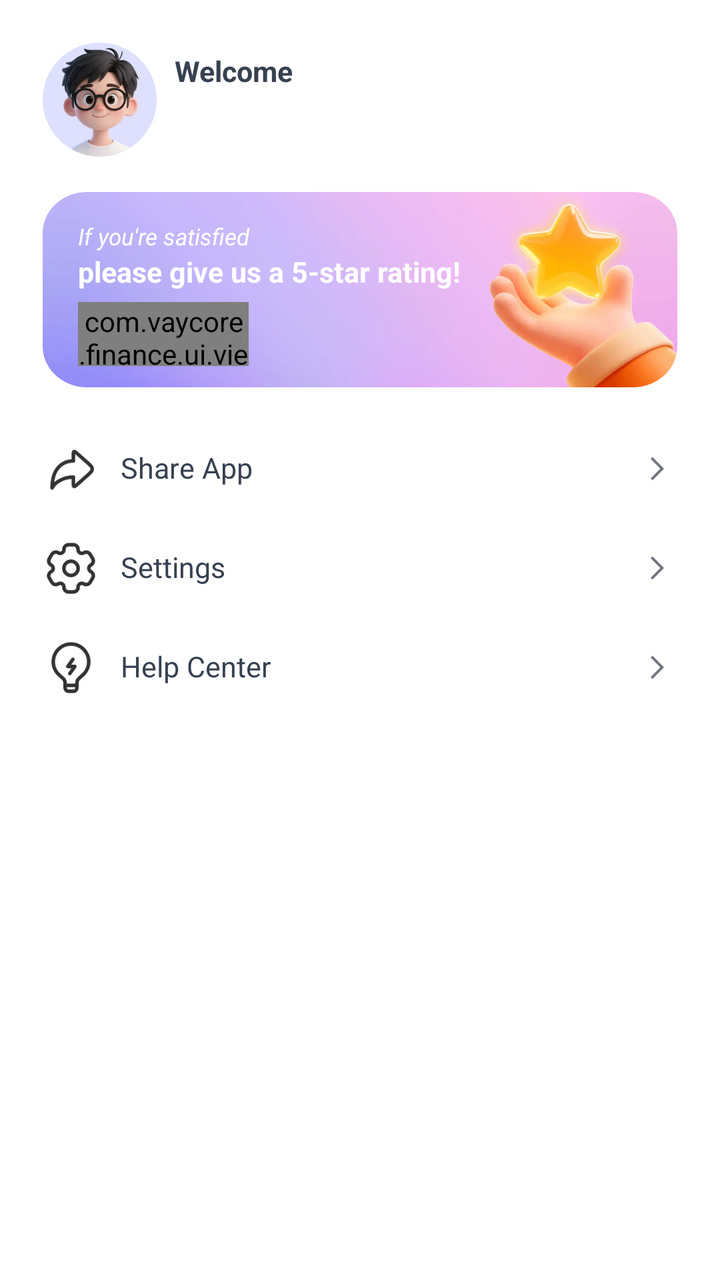
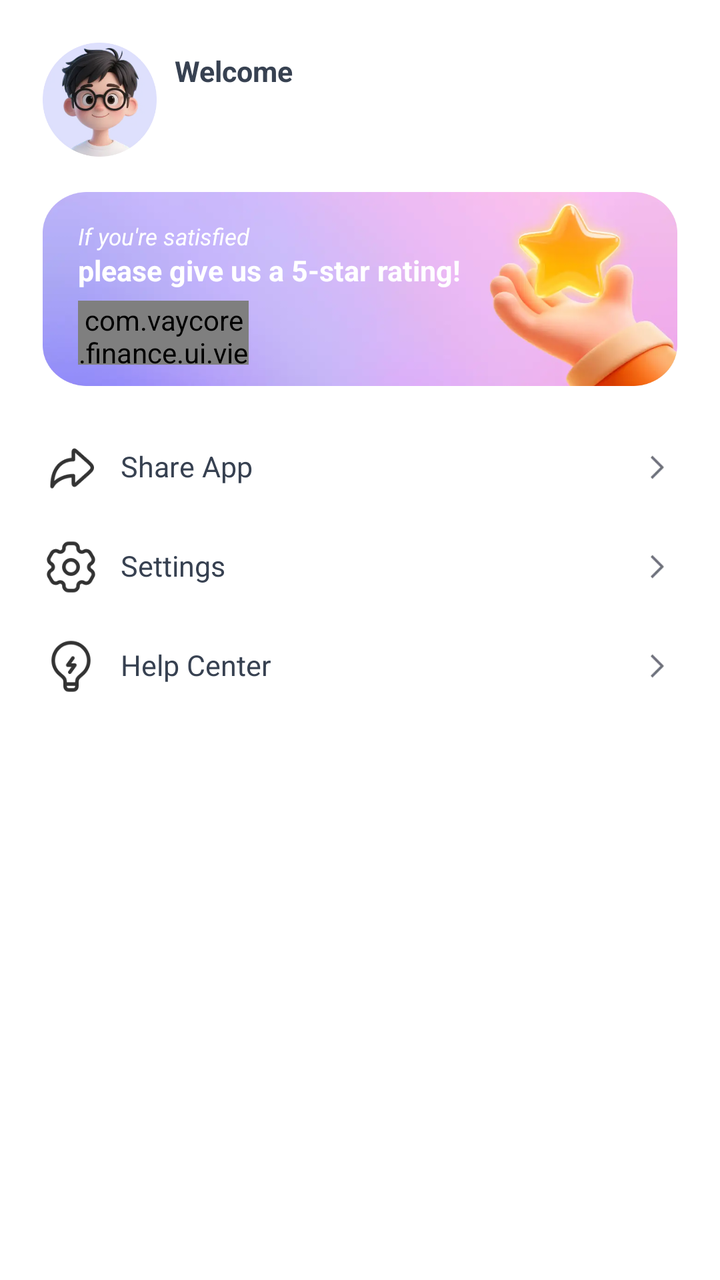

The first picture is an Android layout as it rendered before a commit; the second is the same layout after the commit. The layout source and the unified diff follow.
<!-- AndroidManifest.xml: application theme MyTheme -->
<!-- res/layout/sidepage_mine_fragment.xml -->
<?xml version="1.0" encoding="utf-8"?>
<androidx.core.widget.NestedScrollView xmlns:android="http://schemas.android.com/apk/res/android"
    xmlns:app="http://schemas.android.com/apk/res-auto"
    android:layout_width="match_parent"
    android:layout_height="match_parent"
    android:clipToPadding="false"
    android:fillViewport="true"
    android:overScrollMode="never">

    <LinearLayout
        android:layout_width="match_parent"
        android:layout_height="wrap_content"
        android:orientation="vertical"
        android:paddingStart="@dimen/dp_24"
        android:paddingTop="@dimen/dp_24"
        android:paddingEnd="@dimen/dp_24"
        android:paddingBottom="@dimen/dp_24">

        <LinearLayout
            android:layout_width="match_parent"
            android:layout_height="@dimen/dp_64"
            android:gravity="center_vertical"
            android:orientation="horizontal">

            <androidx.appcompat.widget.AppCompatImageView
                android:id="@+id/ivAvatar"
                android:layout_width="@dimen/dp_64"
                android:layout_height="@dimen/dp_64"
                android:contentDescription="@null"
                android:scaleType="centerCrop"
                android:src="@mipmap/ic_mine_header" />

            <LinearLayout
                android:layout_width="0dp"
                android:layout_height="match_parent"
                android:layout_marginStart="@dimen/dp_10"
                android:gravity="center_vertical"
                android:orientation="vertical"
                android:layout_weight="1">

                <TextView
                    android:id="@+id/tvWelcome"
                    android:layout_width="match_parent"
                    android:layout_height="wrap_content"
                    android:includeFontPadding="false"
                    android:text="@string/welcome"
                    android:textColor="@color/text_body"
                    android:textSize="@dimen/sp_16"
                    android:textStyle="bold" />

                <TextView
                    android:id="@+id/tvPhone"
                    android:layout_width="match_parent"
                    android:layout_height="wrap_content"
                    android:layout_marginTop="@dimen/dp_8"
                    android:includeFontPadding="false"
                    android:textColor="@color/text_body"
                    android:textSize="@dimen/sp_20"
                    android:textStyle="bold" />
            </LinearLayout>
        </LinearLayout>

        <FrameLayout
            android:id="@+id/ratingCard"
            android:layout_width="match_parent"
            android:layout_height="@dimen/dp_110"
            android:layout_marginTop="@dimen/dp_20">

            <androidx.appcompat.widget.AppCompatImageView
                android:layout_width="match_parent"
                android:layout_height="match_parent"
                android:contentDescription="@null"
                android:scaleType="fitXY"
                android:src="@mipmap/ic_as_content_bg" />

            <TextView
                android:layout_width="match_parent"
                android:layout_height="wrap_content"
                android:layout_marginStart="@dimen/dp_20"
                android:layout_marginTop="@dimen/dp_18"
                android:layout_marginEnd="@dimen/dp_110"
                android:includeFontPadding="false"
                android:text="@string/account_rate_message"
                android:textColor="@color/text_inverse"
                android:textSize="@dimen/sp_13"
                android:textStyle="italic" />

            <TextView
                android:layout_width="match_parent"
                android:layout_height="wrap_content"
                android:layout_marginStart="@dimen/dp_20"
                android:layout_marginTop="@dimen/dp_36"
                android:layout_marginEnd="@dimen/dp_110"
                android:includeFontPadding="false"
                android:text="@string/account_rate_prompt"
                android:textColor="@color/text_inverse"
                android:textSize="@dimen/sp_16"
                android:textStyle="bold" />

            <com.vaycore.finance.ui.views.StyledTextView
                android:id="@+id/tvRate"
                android:layout_width="@dimen/dp_96"
                android:layout_height="@dimen/dp_36"
                android:layout_gravity="start|bottom"
                android:layout_marginStart="@dimen/dp_20"
                android:layout_marginBottom="@dimen/dp_12"
                android:gravity="center"
                android:text="@string/rate"
                android:textColor="@color/brand_primary"
                android:textSize="@dimen/sp_16"
                android:textStyle="bold"
                app:radius="@dimen/dp_18"
                app:solidColor="@color/text_inverse" />
        </FrameLayout>

        <LinearLayout
            android:layout_width="match_parent"
            android:layout_height="wrap_content"
            android:layout_marginTop="@dimen/dp_18"
            android:orientation="vertical">

            <FrameLayout
                android:id="@+id/tvShareApp"
                android:layout_width="match_parent"
                android:layout_height="@dimen/dp_56"
                android:clickable="true"
                android:focusable="true"
                android:foreground="?attr/selectableItemBackground">

                <androidx.appcompat.widget.AppCompatImageView
                    android:layout_width="@dimen/dp_32"
                    android:layout_height="@dimen/dp_32"
                    android:layout_gravity="start|center_vertical"
                    android:contentDescription="@null"
                    android:src="@mipmap/ic_as_mine_share" />

                <TextView
                    android:layout_width="match_parent"
                    android:layout_height="match_parent"
                    android:gravity="center_vertical"
                    android:includeFontPadding="false"
                    android:paddingStart="@dimen/dp_44"
                    android:paddingEnd="@dimen/dp_32"
                    android:text="@string/share_app"
                    android:textColor="@color/text_body"
                    android:textSize="@dimen/sp_16" />

                <androidx.appcompat.widget.AppCompatImageView
                    android:layout_width="@dimen/dp_24"
                    android:layout_height="@dimen/dp_24"
                    android:layout_gravity="end|center_vertical"
                    android:contentDescription="@null"
                    android:src="@mipmap/mine_right" />
            </FrameLayout>

            <FrameLayout
                android:id="@+id/tvSettings"
                android:layout_width="match_parent"
                android:layout_height="@dimen/dp_56"
                android:clickable="true"
                android:focusable="true"
                android:foreground="?attr/selectableItemBackground">

                <androidx.appcompat.widget.AppCompatImageView
                    android:layout_width="@dimen/dp_32"
                    android:layout_height="@dimen/dp_32"
                    android:layout_gravity="start|center_vertical"
                    android:contentDescription="@null"
                    android:src="@mipmap/ic_tab_mine_set" />

                <TextView
                    android:layout_width="match_parent"
                    android:layout_height="match_parent"
                    android:gravity="center_vertical"
                    android:includeFontPadding="false"
                    android:paddingStart="@dimen/dp_44"
                    android:paddingEnd="@dimen/dp_32"
                    android:text="@string/settings"
                    android:textColor="@color/text_body"
                    android:textSize="@dimen/sp_16" />

                <androidx.appcompat.widget.AppCompatImageView
                    android:layout_width="@dimen/dp_24"
                    android:layout_height="@dimen/dp_24"
                    android:layout_gravity="end|center_vertical"
                    android:contentDescription="@null"
                    android:src="@mipmap/mine_right" />
            </FrameLayout>

            <FrameLayout
                android:id="@+id/tvHelpCenter"
                android:layout_width="match_parent"
                android:layout_height="@dimen/dp_56"
                android:clickable="true"
                android:focusable="true"
                android:foreground="?attr/selectableItemBackground">

                <androidx.appcompat.widget.AppCompatImageView
                    android:layout_width="@dimen/dp_32"
                    android:layout_height="@dimen/dp_32"
                    android:layout_gravity="start|center_vertical"
                    android:contentDescription="@null"
                    android:src="@mipmap/ic_as_contact" />

                <TextView
                    android:layout_width="match_parent"
                    android:layout_height="match_parent"
                    android:gravity="center_vertical"
                    android:includeFontPadding="false"
                    android:paddingStart="@dimen/dp_44"
                    android:paddingEnd="@dimen/dp_32"
                    android:text="@string/help_center"
                    android:textColor="@color/text_body"
                    android:textSize="@dimen/sp_16" />

                <androidx.appcompat.widget.AppCompatImageView
                    android:layout_width="@dimen/dp_24"
                    android:layout_height="@dimen/dp_24"
                    android:layout_gravity="end|center_vertical"
                    android:contentDescription="@null"
                    android:src="@mipmap/mine_right" />
            </FrameLayout>
        </LinearLayout>
    </LinearLayout>
</androidx.core.widget.NestedScrollView>
<!-- resources referenced by this layout -->
<resources>
  <color name="brand_primary">#5965F6</color>
  <color name="text_body">#374151</color>
  <color name="text_inverse">#FFFFFFFF</color>
  <dimen name="dp_10">10dp</dimen>
  <dimen name="dp_110">110dp</dimen>
  <dimen name="dp_12">12dp</dimen>
  <dimen name="dp_18">18dp</dimen>
  <dimen name="dp_20">20dp</dimen>
  <dimen name="dp_24">24dp</dimen>
  <dimen name="dp_32">32dp</dimen>
  <dimen name="dp_36">36dp</dimen>
  <dimen name="dp_44">44dp</dimen>
  <dimen name="dp_56">56dp</dimen>
  <dimen name="dp_64">64dp</dimen>
  <dimen name="dp_8">8dp</dimen>
  <dimen name="dp_96">96dp</dimen>
  <dimen name="sp_13">13sp</dimen>
  <dimen name="sp_16">16sp</dimen>
  <dimen name="sp_20">20sp</dimen>
  <!-- mipmap ic_as_contact: webp bitmap (mipmap-xxhdpi, 922 bytes) -->
  <!-- mipmap ic_as_content_bg: webp bitmap (mipmap-xxhdpi, 8746 bytes) -->
  <!-- mipmap ic_as_mine_share: webp bitmap (mipmap-xxhdpi, 802 bytes) -->
  <!-- mipmap ic_mine_header: webp bitmap (mipmap-xxhdpi, 12864 bytes) -->
  <!-- mipmap ic_tab_mine_set: webp bitmap (mipmap-xxhdpi, 1118 bytes) -->
  <!-- mipmap mine_right: webp bitmap (mipmap-xxhdpi, 304 bytes) -->
  <string name="account_rate_message">If you\'re satisfied</string>
  <string name="account_rate_prompt">please give us a 5-star rating!</string>
  <string name="help_center">Help Center</string>
  <string name="rate">Rate</string>
  <string name="settings">Settings</string>
  <string name="share_app">Share App</string>
  <string name="welcome">Welcome</string>
  <style name="MyTheme" parent="Theme.MaterialComponents.DayNight.NoActionBar">
          <item name="android:windowBackground">@color/surface_primary</item>
          <item name="android:statusBarColor">@color/surface_primary</item>
          <item name="android:navigationBarColor">@color/surface_primary</item>
          <item name="android:windowTranslucentStatus">false</item>
          <item name="android:windowTranslucentNavigation">false</item>
          <item name="editTextStyle">@style/AppEditTextStyle</item>
          <item name="android:editTextStyle">@style/AppEditTextStyle</item>
      </style>
  <color name="surface_primary">#FFFFFFFF</color>
  <style name="AppEditTextStyle" parent="@style/Widget.AppCompat.EditText">
          <item name="android:textCursorDrawable">@drawable/input_cursor_color_7087f8</item>
      </style>
  <!-- drawable input_cursor_color_7087f8 (drawable) -->
  <?xml version="1.0" encoding="utf-8"?>
  <shape xmlns:android="http://schemas.android.com/apk/res/android">
      <size android:width="@dimen/dp_2" />
      <solid android:color="@color/brand_primary" />
  </shape>
  <dimen name="dp_2">2dp</dimen>
</resources>

<!-- the commit's change to res/layout/sidepage_mine_fragment.xml (unified diff, before → after) -->
@@ -60,49 +60,66 @@
             </LinearLayout>
         </LinearLayout>
 
-        <FrameLayout
+        <androidx.constraintlayout.widget.ConstraintLayout
             android:id="@+id/ratingCard"
             android:layout_width="match_parent"
-            android:layout_height="@dimen/dp_110"
+            android:layout_height="wrap_content"
             android:layout_marginTop="@dimen/dp_20">
 
             <androidx.appcompat.widget.AppCompatImageView
-                android:layout_width="match_parent"
-                android:layout_height="match_parent"
+                android:layout_width="0dp"
+                android:layout_height="0dp"
                 android:contentDescription="@null"
                 android:scaleType="fitXY"
-                android:src="@mipmap/ic_as_content_bg" />
+                android:src="@mipmap/ic_as_content_bg"
+                app:layout_constraintBottom_toBottomOf="parent"
+                app:layout_constraintEnd_toEndOf="parent"
+                app:layout_constraintStart_toStartOf="parent"
+                app:layout_constraintTop_toTopOf="parent" />
+
+            <androidx.constraintlayout.widget.Guideline
+                android:id="@+id/ratingContentEndGuide"
+                android:layout_width="wrap_content"
+                android:layout_height="wrap_content"
+                android:orientation="vertical"
+                app:layout_constraintGuide_percent="0.68" />
 
             <TextView
-                android:layout_width="match_parent"
+                android:id="@+id/tvRatingMessage"
+                android:layout_width="0dp"
                 android:layout_height="wrap_content"
                 android:layout_marginStart="@dimen/dp_20"
                 android:layout_marginTop="@dimen/dp_18"
-                android:layout_marginEnd="@dimen/dp_110"
                 android:includeFontPadding="false"
                 android:text="@string/account_rate_message"
                 android:textColor="@color/text_inverse"
                 android:textSize="@dimen/sp_13"
-                android:textStyle="italic" />
+                android:textStyle="italic"
+                app:layout_constraintEnd_toStartOf="@id/ratingContentEndGuide"
+                app:layout_constraintStart_toStartOf="parent"
+                app:layout_constraintTop_toTopOf="parent" />
 
             <TextView
-                android:layout_width="match_parent"
+                android:id="@+id/tvRatingPrompt"
+                android:layout_width="0dp"
                 android:layout_height="wrap_content"
                 android:layout_marginStart="@dimen/dp_20"
-                android:layout_marginTop="@dimen/dp_36"
-                android:layout_marginEnd="@dimen/dp_110"
+                android:layout_marginTop="@dimen/dp_2"
                 android:includeFontPadding="false"
                 android:text="@string/account_rate_prompt"
                 android:textColor="@color/text_inverse"
                 android:textSize="@dimen/sp_16"
-                android:textStyle="bold" />
+                android:textStyle="bold"
+                app:layout_constraintEnd_toStartOf="@id/ratingContentEndGuide"
+                app:layout_constraintStart_toStartOf="parent"
+                app:layout_constraintTop_toBottomOf="@id/tvRatingMessage" />
 
             <com.vaycore.finance.ui.views.StyledTextView
                 android:id="@+id/tvRate"
                 android:layout_width="@dimen/dp_96"
                 android:layout_height="@dimen/dp_36"
-                android:layout_gravity="start|bottom"
                 android:layout_marginStart="@dimen/dp_20"
+                android:layout_marginTop="@dimen/dp_7"
                 android:layout_marginBottom="@dimen/dp_12"
                 android:gravity="center"
                 android:text="@string/rate"
@@ -110,8 +127,11 @@
                 android:textSize="@dimen/sp_16"
                 android:textStyle="bold"
                 app:radius="@dimen/dp_18"
-                app:solidColor="@color/text_inverse" />
-        </FrameLayout>
+                app:solidColor="@color/text_inverse"
+                app:layout_constraintBottom_toBottomOf="parent"
+                app:layout_constraintStart_toStartOf="parent"
+                app:layout_constraintTop_toBottomOf="@id/tvRatingPrompt" />
+        </androidx.constraintlayout.widget.ConstraintLayout>
 
         <LinearLayout
             android:layout_width="match_parent"
<!-- resource entries referenced after the edit -->
@@ -4,7 +4,6 @@
   <color name="text_body">#374151</color>
   <color name="text_inverse">#FFFFFFFF</color>
   <dimen name="dp_10">10dp</dimen>
-  <dimen name="dp_110">110dp</dimen>
   <dimen name="dp_12">12dp</dimen>
   <dimen name="dp_18">18dp</dimen>
   <dimen name="dp_20">20dp</dimen>
@@ -14,6 +13,7 @@
   <dimen name="dp_44">44dp</dimen>
   <dimen name="dp_56">56dp</dimen>
   <dimen name="dp_64">64dp</dimen>
+  <dimen name="dp_7">7dp</dimen>
   <dimen name="dp_8">8dp</dimen>
   <dimen name="dp_96">96dp</dimen>
   <dimen name="sp_13">13sp</dimen>
